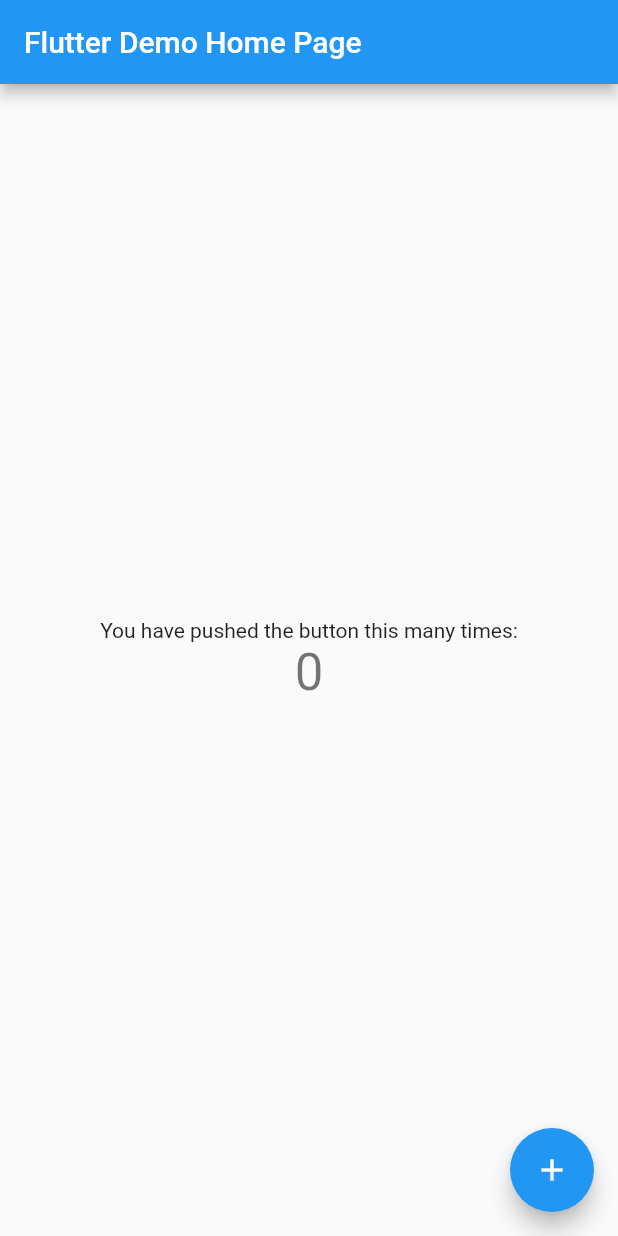
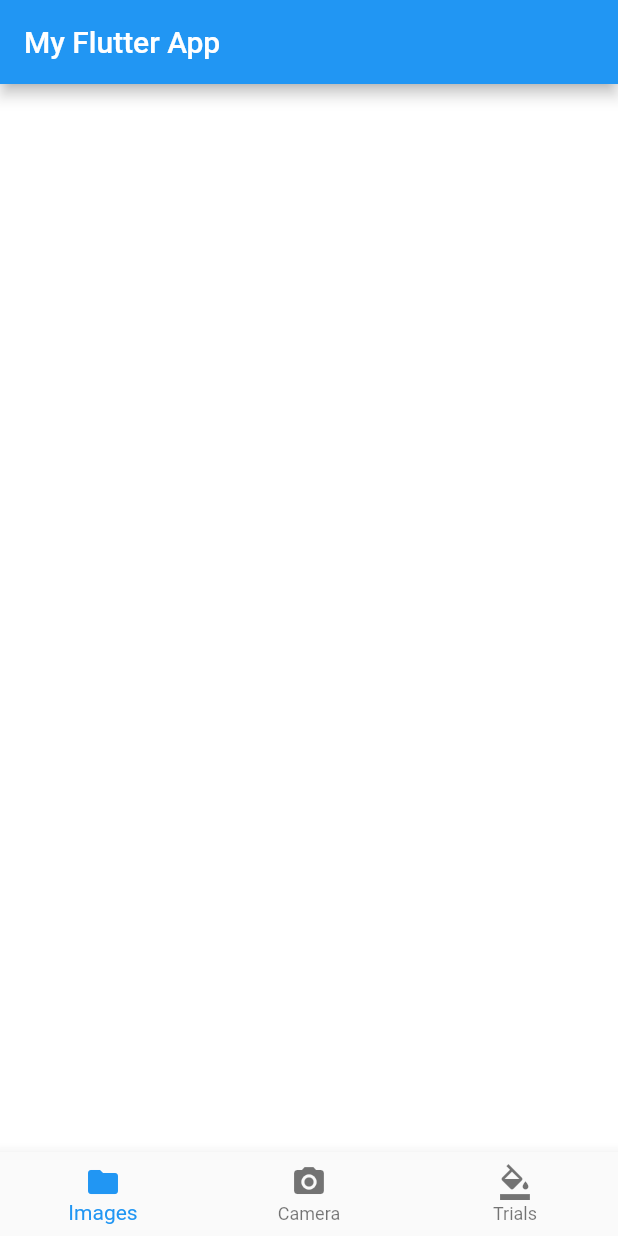
Before and after one commit to jsun6065/medhack_2019_app, a Flutter app: the screen it shows after launch, on a phone screen of 412 x 824 dp. Run offline on Flutter 3.47's test engine with Material 2 defaults, Android fonts, the phone set to English and light mode, and no system bars.

```diff
--- /dev/null
+++ b/lib/home_widget.dart
@@ -0,0 +1,46 @@
+import 'package:flutter/material.dart';
+import 'tab_change1.dart';
+class Home extends StatefulWidget {
+  @override
+  State<StatefulWidget> createState() {
+    return _HomeState();
+  }
+}
+class _HomeState extends State<Home> {
+  int _currentIndex = 0;
+  final List<Widget> _children = [TabChange1(Colors.white),
+    TabChange1(Colors.blue),
+    TabChange1(Colors.red)];
+  @override
+  Widget build(BuildContext context) {
+    return Scaffold(
+      appBar: AppBar(
+        title: Text('My Flutter App'),
+      ),
+      body: _children[_currentIndex],
+      bottomNavigationBar: BottomNavigationBar(
+        onTap: onTabTapped,
+        currentIndex: _currentIndex, // this will be set when a new tab is tapped
+        items: [
+          BottomNavigationBarItem(
+            icon: new Icon(Icons.folder),
+            title: new Text('Images'),
+          ),
+          BottomNavigationBarItem(
+            icon: new Icon(Icons.camera_alt),
+            title: new Text('Camera'),
+          ),
+          BottomNavigationBarItem(
+              icon: Icon(Icons.format_color_fill),
+              title: Text('Trials')
+          )
+        ],
+      ),
+    );
+  }
+  void onTabTapped(int index){
+    setState(() {
+      _currentIndex = index;
+    });
+  }
+}
--- a/lib/main.dart
+++ b/lib/main.dart
@@ -1,112 +1,157 @@
 import 'package:flutter/material.dart';
-
+import 'home_widget.dart';
+import 'tab_change1.dart';
 void main() => runApp(MyApp());
 
 class MyApp extends StatelessWidget {
-  // This widget is the root of your application.
+
   @override
   Widget build(BuildContext context) {
     return MaterialApp(
-      title: 'Flutter Demo',
-      theme: ThemeData(
-        // This is the theme of your application.
-        //
-        // Try running your application with "flutter run". You'll see the
-        // application has a blue toolbar. Then, without quitting the app, try
-        // changing the primarySwatch below to Colors.green and then invoke
-        // "hot reload" (press "r" in the console where you ran "flutter run",
-        // or simply save your changes to "hot reload" in a Flutter IDE).
-        // Notice that the counter didn't reset back to zero; the application
-        // is not restarted.
-        primarySwatch: Colors.blue,
-      ),
-      home: MyHomePage(title: 'Flutter Demo Home Page'),
-
+      title: 'My Flutter App',
+      home: Home(),
     );
   }
 }
 
-class MyHomePage extends StatefulWidget {
-  MyHomePage({Key key, this.title}) : super(key: key);
+//  // This widget is the root of your application
+//
+//  @override
+//  Widget build(BuildContext context) {
+//    return MaterialApp(
+//      title: 'Flutter Demo',
+//      theme: ThemeData(
+//        // This is the theme of your application.
+//        //
+//        // Try running your application with "flutter run". You'll see the
+//        // application has a blue toolbar. Then, without quitting the app, try
+//        // changing the primarySwatch below to Colors.green and then invoke
+//        // "hot reload" (press "r" in the console where you ran "flutter run",
+//        // or simply save your changes to "hot reload" in a Flutter IDE).
+//        // Notice that the counter didn't reset back to zero; the application
+//        // is not restarted.
+//        primarySwatch: Colors.blue,
+//      ),
+//      home: MyHomePage(title: 'Flutter Demo Home Page'),
+//
+//    );
+//  }
 
-  // This widget is the home page of your application. It is stateful, meaning
-  // that it has a State object (defined below) that contains fields that affect
-  // how it looks.
 
-  // This class is the configuration for the state. It holds the values (in this
-  // case the title) provided by the parent (in this case the App widget) and
-  // used by the build method of the State. Fields in a Widget subclass are
-  // always marked "final".
+//class MyHomePage extends StatefulWidget {
+//  MyHomePage({Key key, this.title}) : super(key: key);
+//
+//  // This widget is the home page of your application. It is stateful, meaning
+//  // that it has a State object (defined below) that contains fields that affect
+//  // how it looks.
+//
+//  // This class is the configuration for the state. It holds the values (in this
+//  // case the title) provided by the parent (in this case the App widget) and
+//  // used by the build method of the State. Fields in a Widget subclass are
+//  // always marked "final".
+//
+//  final String title;
+//
+//  @override
+//  _MyHomePageState createState() => _MyHomePageState();
+//}
 
-  final String title;
-
-  @override
-  _MyHomePageState createState() => _MyHomePageState();
-}
-
-class _MyHomePageState extends State<MyHomePage> {
-  int _counter = 0;
-
-  void _incrementCounter() {
-    setState(() {
-      // This call to setState tells the Flutter framework that something has
-      // changed in this State, which causes it to rerun the build method below
-      // so that the display can reflect the updated values. If we changed
-      // _counter without calling setState(), then the build method would not be
-      // called again, and so nothing would appear to happen.
-      _counter++;
-    });
-  }
-
-  @override
-  Widget build(BuildContext context) {
-    // This method is rerun every time setState is called, for instance as done
-    // by the _incrementCounter method above.
-    //
-    // The Flutter framework has been optimized to make rerunning build methods
-    // fast, so that you can just rebuild anything that needs updating rather
-    // than having to individually change instances of widgets.
-    return Scaffold(
-      appBar: AppBar(
-        // Here we take the value from the MyHomePage object that was created by
-        // the App.build method, and use it to set our appbar title.
-        title: Text(widget.title),
-      ),
-      body: Center(
-        // Center is a layout widget. It takes a single child and positions it
-        // in the middle of the parent.
-        child: Column(
-          // Column is also a layout widget. It takes a list of children and
-          // arranges them vertically. By default, it sizes itself to fit its
-          // children horizontally, and tries to be as tall as its parent.
-          //
-          // Invoke "debug painting" (press "p" in the console, choose the
-          // "Toggle Debug Paint" action from the Flutter Inspector in Android
-          // Studio, or the "Toggle Debug Paint" command in Visual Studio Code)
-          // to see the wireframe for each widget.
-          //
-          // Column has various properties to control how it sizes itself and
-          // how it positions its children. Here we use mainAxisAlignment to
-          // center the children vertically; the main axis here is the vertical
-          // axis because Columns are vertical (the cross axis would be
-          // horizontal).
-          mainAxisAlignment: MainAxisAlignment.center,
-          children: <Widget>[
-            Text(
-              'You have pushed the button this many times:',
-            ),
-            Text(
-              '$_counter',
-              style: Theme.of(context).textTheme.display1,
-            ),
-          ],
-        ),
-      ),
-      floatingActionButton: FloatingActionButton(
-        onPressed: _incrementCounter,
-        tooltip: 'Increment',
-        child: Icon(Icons.add),
-      ), // This trailing comma makes auto-formatting nicer for build methods.
-    );
-  }
-}
+//    class Home extends StatefulWidget{
+//    @override
+//    State<StatefulWidget> createState() {
+//    return _HomeState();
+//    }
+//    }
+//    class _HomeState extends State<Home>{
+//    @override
+//    Widget build(BuildContext context){
+//    return Scaffold(
+//    appBar: AppBar(
+//    title: Text('My Flutter App'),
+//    ),
+//    bottomNavigationBar: BottomNavigationBar(
+//    currentIndex: 0, // this will be set when a new tab is tapped
+//    items: [
+//    BottomNavigationBarItem(
+//    icon: new Icon(Icons.home),
+//    title: new Text('Home'),
+//    ),
+//    BottomNavigationBarItem(
+//    icon: new Icon(Icons.mail),
+//    title: new Text('Messages'),
+//    ),
+//    BottomNavigationBarItem(
+//    icon: Icon(Icons.person),
+//    title: Text('Profile')
+//    )
+//    ],
+//    ),
+//    );
+//    }
+//
+//    }
+//class _MyHomePageState extends State<MyHomePage> {
+//  int _counter = 0;
+//
+//  void _incrementCounter() {
+//    setState(() {
+//      // This call to setState tells the Flutter framework that something has
+//      // changed in this State, which causes it to rerun the build method below
+//      // so that the display can reflect the updated values. If we changed
+//      // _counter without calling setState(), then the build method would not be
+//      // called again, and so nothing would appear to happen.
+//      _counter++;
+//    });
+//  }
+//
+//  @override
+//  Widget build(BuildContext context) {
+//    // This method is rerun every time setState is called, for instance as done
+//    // by the _incrementCounter method above.
+//    //
+//    // The Flutter framework has been optimized to make rerunning build methods
+//    // fast, so that you can just rebuild anything that needs updating rather
+//    // than having to individually change instances of widgets.
+//    return Scaffold(
+//      appBar: AppBar(
+//        // Here we take the value from the MyHomePage object that was created by
+//        // the App.build method, and use it to set our appbar title.
+//        title: Text(widget.title),
+//      ),
+//      body: Center(
+//        // Center is a layout widget. It takes a single child and positions it
+//        // in the middle of the parent.
+//        child: Column(
+//          // Column is also a layout widget. It takes a list of children and
+//          // arranges them vertically. By default, it sizes itself to fit its
+//          // children horizontally, and tries to be as tall as its parent.
+//          //
+//          // Invoke "debug painting" (press "p" in the console, choose the
+//          // "Toggle Debug Paint" action from the Flutter Inspector in Android
+//          // Studio, or the "Toggle Debug Paint" command in Visual Studio Code)
+//          // to see the wireframe for each widget.
+//          //
+//          // Column has various properties to control how it sizes itself and
+//          // how it positions its children. Here we use mainAxisAlignment to
+//          // center the children vertically; the main axis here is the vertical
+//          // axis because Columns are vertical (the cross axis would be
+//          // horizontal).
+//          mainAxisAlignment: MainAxisAlignment.center,
+//          children: <Widget>[
+//            Text(
+//              'You have pushed the button this many times:',
+//            ),
+//            Text(
+//              '$_counter',
+//              style: Theme.of(context).textTheme.display1,
+//            ),
+//          ],
+//        ),
+//      ),
+//      floatingActionButton: FloatingActionButton(
+//        onPressed: _incrementCounter,
+//        tooltip: 'Increment',
+//        child: Icon(Icons.add),
+//      ), // This trailing comma makes auto-formatting nicer for build methods.
+//    );
+//  }
--- /dev/null
+++ b/lib/tab_change1.dart
@@ -0,0 +1,10 @@
+import 'package:flutter/material.dart';
+class TabChange1 extends StatelessWidget{
+  final Color color;
+  TabChange1(this.color);
+  Widget build(BuildContext context){
+    return Container(
+      color: color,
+    );
+  }
+}
```
